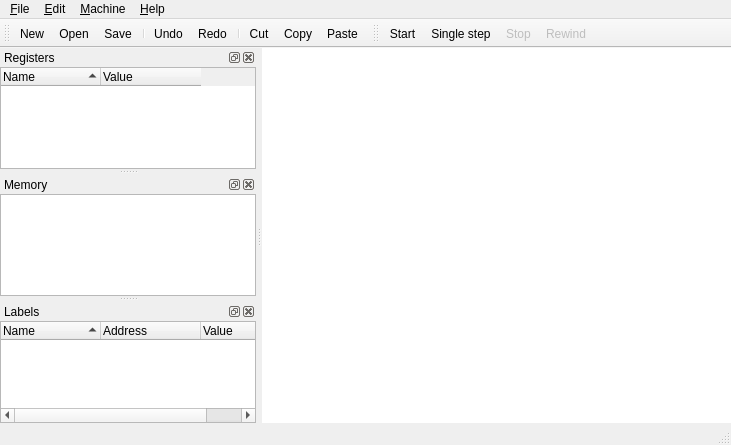
This is mainwindow.ui in arturo182/AsmEmu as Qt 5 draws it before an edit. The edited form follows.
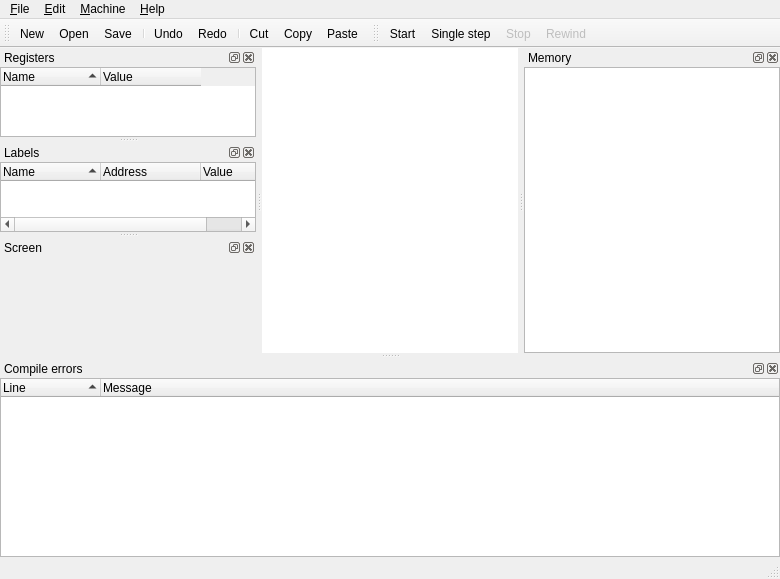
This is the edited form. Icons and pictures are not drawn. Custom widgets are drawn as their Qt base class.

Commit message: Added compilation error support.

Patch:
```diff
--- a/mainwindow.ui
+++ b/mainwindow.ui
@@ -9,8 +9,8 @@
    <rect>
     <x>0</x>
     <y>0</y>
-    <width>731</width>
-    <height>445</height>
+    <width>780</width>
+    <height>579</height>
    </rect>
   </property>
   <property name="windowTitle">
@@ -62,7 +62,7 @@
     <rect>
      <x>0</x>
      <y>0</y>
-     <width>731</width>
+     <width>780</width>
      <height>21</height>
     </rect>
    </property>
@@ -214,12 +214,142 @@
     </layout>
    </widget>
   </widget>
+  <widget class="QDockWidget" name="labelsDock">
+   <property name="windowTitle">
+    <string>Labels</string>
+   </property>
+   <attribute name="dockWidgetArea">
+    <number>1</number>
+   </attribute>
+   <widget class="QWidget" name="labelDockWidget">
+    <layout class="QVBoxLayout" name="verticalLayout_4">
+     <property name="leftMargin">
+      <number>0</number>
+     </property>
+     <property name="topMargin">
+      <number>0</number>
+     </property>
+     <property name="rightMargin">
+      <number>0</number>
+     </property>
+     <property name="bottomMargin">
+      <number>0</number>
+     </property>
+     <item>
+      <widget class="QTreeWidget" name="labelsTree">
+       <property name="indentation">
+        <number>0</number>
+       </property>
+       <property name="sortingEnabled">
+        <bool>true</bool>
+       </property>
+       <attribute name="headerStretchLastSection">
+        <bool>false</bool>
+       </attribute>
+       <column>
+        <property name="text">
+         <string>Name</string>
+        </property>
+       </column>
+       <column>
+        <property name="text">
+         <string>Address</string>
+        </property>
+       </column>
+       <column>
+        <property name="text">
+         <string>Value</string>
+        </property>
+       </column>
+      </widget>
+     </item>
+    </layout>
+   </widget>
+  </widget>
+  <widget class="QDockWidget" name="canvasDock">
+   <property name="windowTitle">
+    <string>Screen</string>
+   </property>
+   <attribute name="dockWidgetArea">
+    <number>1</number>
+   </attribute>
+   <widget class="QWidget" name="canvasDockWidget">
+    <layout class="QVBoxLayout" name="verticalLayout_5">
+     <property name="leftMargin">
+      <number>0</number>
+     </property>
+     <property name="topMargin">
+      <number>0</number>
+     </property>
+     <property name="rightMargin">
+      <number>0</number>
+     </property>
+     <property name="bottomMargin">
+      <number>0</number>
+     </property>
+     <item>
+      <widget class="Canvas" name="canvas" native="true">
+       <property name="minimumSize">
+        <size>
+         <width>192</width>
+         <height>96</height>
+        </size>
+       </property>
+      </widget>
+     </item>
+    </layout>
+   </widget>
+  </widget>
+  <widget class="QDockWidget" name="messagesDock">
+   <property name="windowTitle">
+    <string>Compile errors</string>
+   </property>
+   <attribute name="dockWidgetArea">
+    <number>8</number>
+   </attribute>
+   <widget class="QWidget" name="messagesDockWidget">
+    <layout class="QVBoxLayout" name="verticalLayout_6">
+     <property name="leftMargin">
+      <number>0</number>
+     </property>
+     <property name="topMargin">
+      <number>0</number>
+     </property>
+     <property name="rightMargin">
+      <number>0</number>
+     </property>
+     <property name="bottomMargin">
+      <number>0</number>
+     </property>
+     <item>
+      <widget class="QTreeWidget" name="messagesTree">
+       <property name="indentation">
+        <number>0</number>
+       </property>
+       <property name="sortingEnabled">
+        <bool>true</bool>
+       </property>
+       <column>
+        <property name="text">
+         <string>Line</string>
+        </property>
+       </column>
+       <column>
+        <property name="text">
+         <string>Message</string>
+        </property>
+       </column>
+      </widget>
+     </item>
+    </layout>
+   </widget>
+  </widget>
   <widget class="QDockWidget" name="memoryDock">
    <property name="windowTitle">
     <string>Memory</string>
    </property>
    <attribute name="dockWidgetArea">
-    <number>1</number>
+    <number>2</number>
    </attribute>
    <widget class="QWidget" name="memoryDockWidget">
     <layout class="QVBoxLayout" name="verticalLayout_2">
@@ -265,58 +395,6 @@
     </layout>
    </widget>
   </widget>
-  <widget class="QDockWidget" name="labelsDock">
-   <property name="windowTitle">
-    <string>Labels</string>
-   </property>
-   <attribute name="dockWidgetArea">
-    <number>1</number>
-   </attribute>
-   <widget class="QWidget" name="labelDockWidget">
-    <layout class="QVBoxLayout" name="verticalLayout_4">
-     <property name="leftMargin">
-      <number>0</number>
-     </property>
-     <property name="topMargin">
-      <number>0</number>
-     </property>
-     <property name="rightMargin">
-      <number>0</number>
-     </property>
-     <property name="bottomMargin">
-      <number>0</number>
-     </property>
-     <item>
-      <widget class="QTreeWidget" name="labelsTree">
-       <property name="indentation">
-        <number>0</number>
-       </property>
-       <property name="sortingEnabled">
-        <bool>true</bool>
-       </property>
-       <attribute name="headerStretchLastSection">
-        <bool>false</bool>
-       </attribute>
-       <column>
-        <property name="text">
-         <string>Name</string>
-        </property>
-       </column>
-       <column>
-        <property name="text">
-         <string>Address</string>
-        </property>
-       </column>
-       <column>
-        <property name="text">
-         <string>Value</string>
-        </property>
-       </column>
-      </widget>
-     </item>
-    </layout>
-   </widget>
-  </widget>
   <action name="newAction">
    <property name="icon">
     <iconset resource="res.qrc">
@@ -536,6 +614,12 @@
    <extends>QPlainTextEdit</extends>
    <header>memoryview.h</header>
   </customwidget>
+  <customwidget>
+   <class>Canvas</class>
+   <extends>QWidget</extends>
+   <header>canvas.h</header>
+   <container>1</container>
+  </customwidget>
  </customwidgets>
  <resources>
   <include location="res.qrc"/>
```
Left out of the diff: 6 changed lines with no effect on the pictures. The commit also changes 11 other files.
